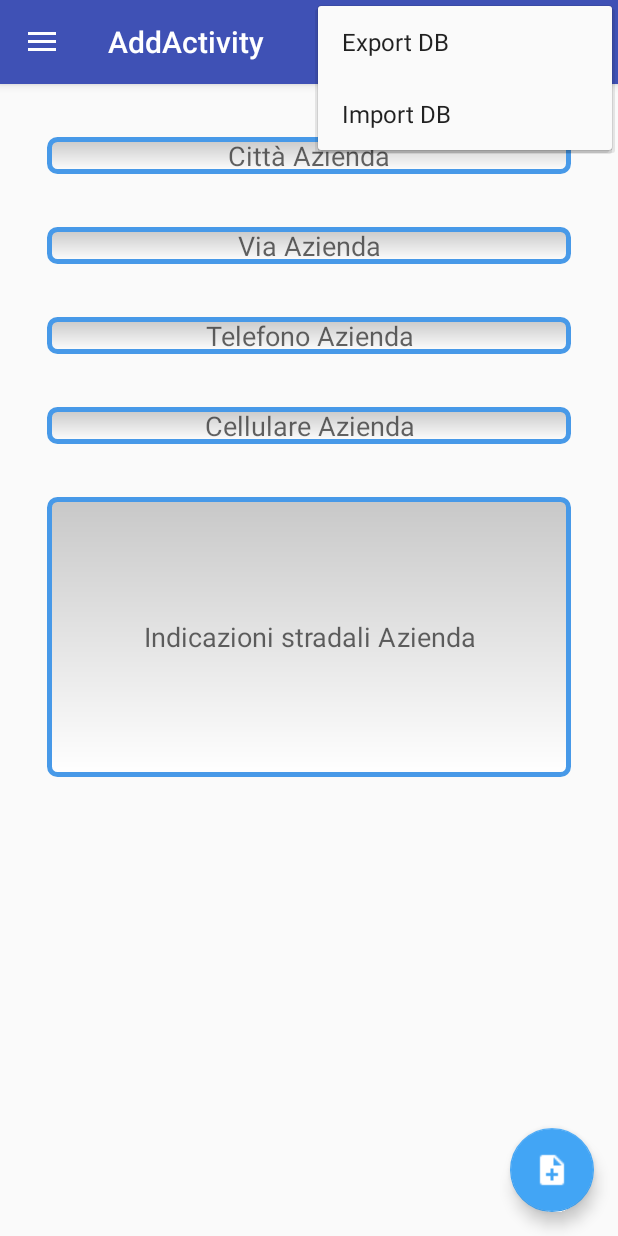
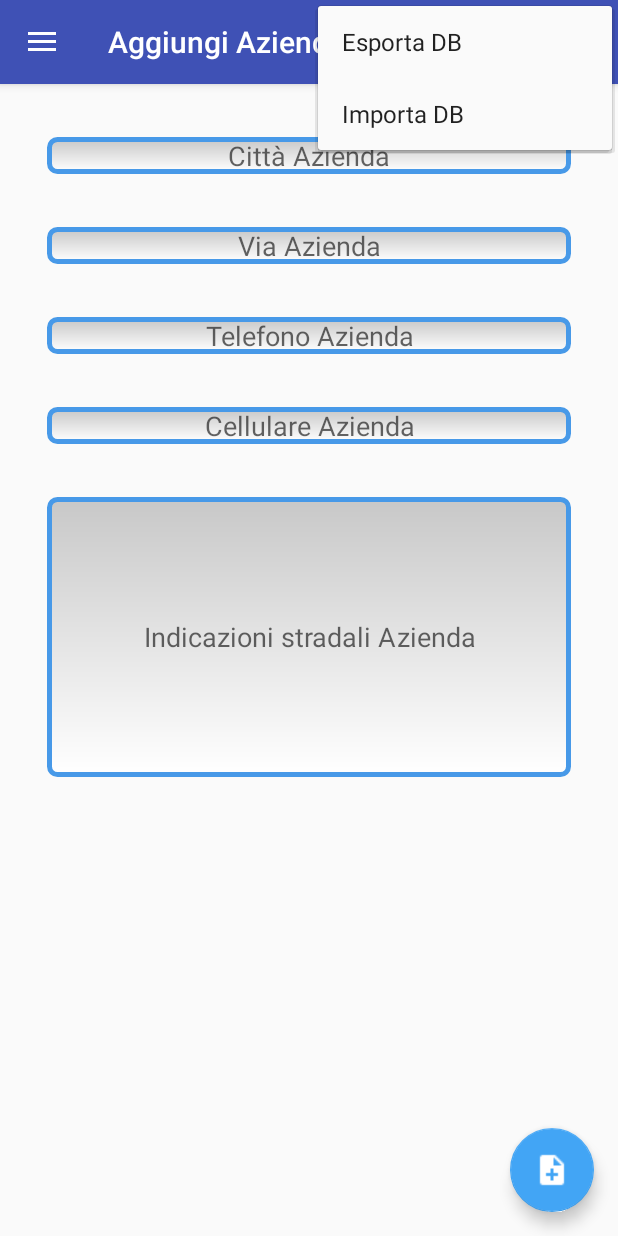
Before and after one commit to ShAdOwNeT88/Company-Information, an Android app: the AddActivity screen opened directly, with no data from a screen before it, with the options menu open, on a phone screen of 412 x 824 dp. Run offline under Robolectric (Android 15) with nearby library versions, the light colour scheme and no system bars; our stand-ins replace ButterKnife.

Commit message:
Change name of activity

```diff
--- a/app/src/main/res/values/strings.xml
+++ b/app/src/main/res/values/strings.xml
@@ -4,14 +4,14 @@
   <string name="navigation_drawer_open">Open navigation drawer</string>
   <string name="navigation_drawer_close">Close navigation drawer</string>
 
-  <string name="action_dump_db">Export DB</string>
-  <string name="action_restore_db">Import DB</string>
+  <string name="action_dump_db">Esporta DB</string>
+  <string name="action_restore_db">Importa DB</string>
 
-  <string name="header_description">Ottieni tutte le informazioni per l azienda che cerchi</string>
+  <string name="header_description">Ottieni tutte le informazioni per l'azienda che cerchi</string>
 
   <string name="first_menu"> Ricerca azienda</string>
   <string name="second_menu"> Inserisci azienda</string>
   <string name="third_menu"> About us</string>
-  <string name="title_activity_search">SearchActivity</string>
-  <string name="title_activity_add">AddActivity</string>
+  <string name="title_activity_search">Ricerca Azienda</string>
+  <string name="title_activity_add">Aggiungi Azienda</string>
 </resources>
```
